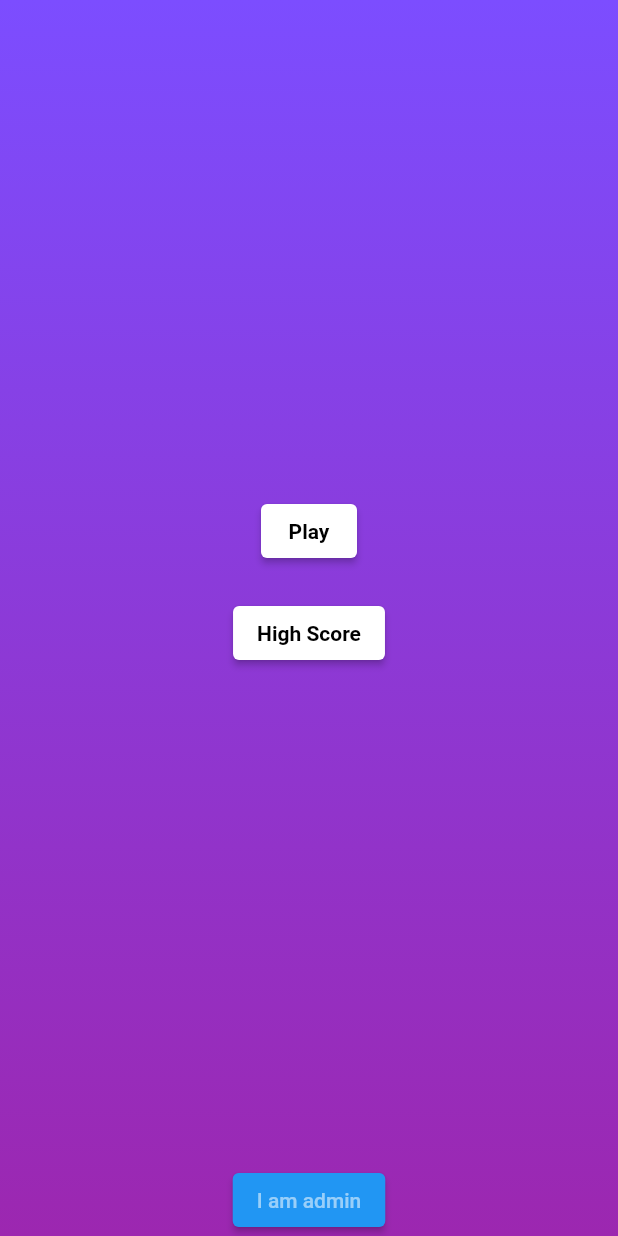
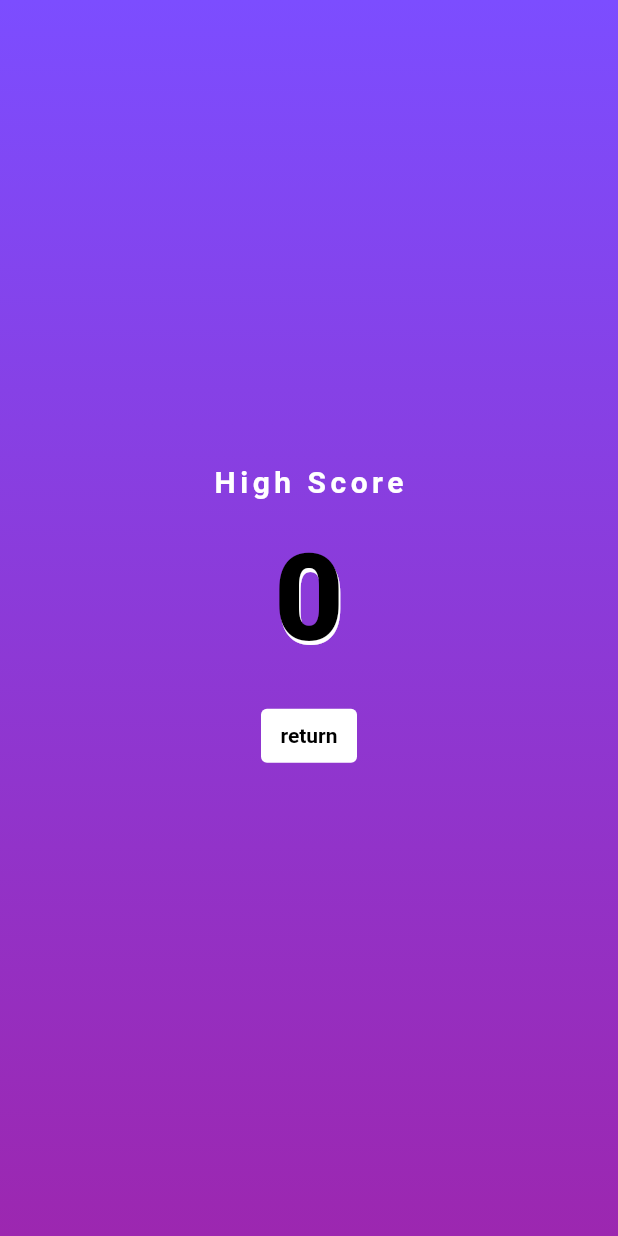
Before and after one commit to mUmarBaloch/QuizApp, a Flutter app: the screen it shows after launch, after a tap on "High Score", on a phone screen of 412 x 824 dp. Run offline on Flutter 3.47's test engine with Material 2 defaults, Android fonts, the phone set to English and light mode, and no system bars; our stand-ins replace shared_preferences.

Commit message:
added highScore

```diff
--- /dev/null
+++ b/lib/Features/basics/views/high_score_screen.dart
@@ -0,0 +1,54 @@
+import 'package:basic_app/core/data/temp_data.dart';
+import 'package:basic_app/shared/styles.dart';
+import 'package:flutter/material.dart';
+
+class HighScore extends StatelessWidget {
+  const HighScore({Key? key}) : super(key: key);
+
+  @override
+  Widget build(BuildContext context) {
+    return Scaffold(
+      body: Container(
+        width: double.maxFinite,
+        height: double.maxFinite,
+        decoration: containerDecoration(),
+        child: Wrap(
+          spacing: 20,
+          runAlignment: WrapAlignment.center,
+          crossAxisAlignment: WrapCrossAlignment.center,
+          direction: Axis.vertical,
+          alignment: WrapAlignment.center,
+          children: [
+            SafeArea(
+                child: Text(
+              'High Score',
+              style: TextStyle(
+                  letterSpacing: 3,
+                  fontSize: 20,
+                  fontWeight: FontWeight.w600,
+                  color: Colors.white),
+            )),
+            Text(
+              '$highScore',
+              style: TextStyle(
+                  fontSize: 80,
+                  letterSpacing: 1,
+                  fontWeight: FontWeight.w900,
+                  color: Colors.black,
+                  shadows: [
+                    Shadow(
+                      offset: Offset(1, 3),
+                      color: Colors.white,
+                    )
+                  ]),
+            ),
+            TextButton(
+                style: simpleButton(),
+                onPressed: () => Navigator.pop(context),
+                child: Text('return'))
+          ],
+        ),
+      ),
+    );
+  }
+}
--- a/lib/Features/quiz/controller/logics.dart
+++ b/lib/Features/quiz/controller/logics.dart
@@ -0,0 +1,9 @@
+import 'package:basic_app/core/data/local_db.dart';
+import 'package:basic_app/core/data/temp_data.dart';
+
+highScoreLogic() async {
+  if (score > highScore) {
+    highScore = score;
+    await LocalDb().setHighScore();
+  }
+}
--- a/lib/Features/quiz/view/result.dart
+++ b/lib/Features/quiz/view/result.dart
@@ -1,3 +1,4 @@
+import 'package:basic_app/Features/quiz/controller/logics.dart';
 import 'package:basic_app/core/data/temp_data.dart';
 import 'package:basic_app/home_page.dart';
 import 'package:basic_app/shared/styles.dart';
@@ -8,6 +9,7 @@ class Result extends StatelessWidget {
 
   @override
   Widget build(BuildContext context) {
+    highScoreLogic();
     return Scaffold(
       body: Container(
         height: double.infinity,
@@ -38,7 +40,7 @@ class Result extends StatelessWidget {
                 height: 20,
               ),
               Text(
-                "Highest Score : ('under development')",
+                "Highest Score : $highScore",
                 style: TextStyle(
                     color: Colors.white,
                     fontSize: 18,
--- a/lib/core/data/local_db.dart
+++ b/lib/core/data/local_db.dart
@@ -2,6 +2,7 @@ import 'dart:convert';
 
 import 'package:basic_app/core/data/temp_data.dart';
 import 'package:basic_app/core/model/quiz_model.dart';
+import 'package:flutter/widgets.dart';
 import 'package:shared_preferences/shared_preferences.dart';
 
 class LocalDb {
@@ -17,10 +18,14 @@ class LocalDb {
     await preferences?.setStringList('quizList', encoded);
   }
 
-  Future<List<Quiz>> getData() async {
-    var getFromPref = preferences?.getStringList('quizList');
+  setHighScore() async => await preferences?.setInt('highScore', highScore);
+  Future getData() async {
+    var getQuizFromPref = preferences?.getStringList('quizList');
+    var getHighScore = preferences?.getInt('highScore');
     await Future.delayed(Duration(seconds: 2));
-    var decoded = getFromPref?.map((e) => Quiz.fromMap(jsonDecode(e))).toList();
-    return quizList = decoded ?? quizList;
+    var decoded =
+        getQuizFromPref?.map((e) => Quiz.fromMap(jsonDecode(e))).toList();
+    quizList = decoded ?? quizList;
+    highScore = getHighScore ?? highScore;
   }
 }
--- a/lib/core/data/temp_data.dart
+++ b/lib/core/data/temp_data.dart
@@ -2,7 +2,7 @@ import '../model/quiz_model.dart';
 import '../model/quiz_option_model.dart';
 
 int score = 0;
-
+int highScore = 0;
 List<Quiz> quizList = [
   Quiz(question: 'Lenovo is a Tech company', options: [
     QuizOption(option: 'Yes!', score: 5),
--- a/lib/home_page.dart
+++ b/lib/home_page.dart
@@ -1,4 +1,5 @@
 import 'package:basic_app/Features/admin/view/quiz_list_screen.dart';
+import 'package:basic_app/Features/basics/views/high_score_screen.dart';
 import 'package:basic_app/Features/quiz/view/quiz_screen.dart';
 import 'package:basic_app/shared/styles.dart';
 import 'package:flutter/material.dart';
@@ -16,11 +17,11 @@ class HomePage extends StatelessWidget {
             children: [
               Expanded(
                   child: buttons(
-                      onPlay: () => Navigator.push(
-                          context,
-                          MaterialPageRoute(
-                              builder: (context) => QuizScreen())),
-                      onHighScore: () {})),
+                onPlay: () => Navigator.push(context,
+                    MaterialPageRoute(builder: (context) => QuizScreen())),
+                onHighScore: () => Navigator.push(context,
+                    MaterialPageRoute(builder: (context) => HighScore())),
+              )),
               ElevatedButton(
                 onPressed: () => Navigator.push(context,
                     MaterialPageRoute(builder: (context) => QuizListScreen())),
--- a/lib/main.dart
+++ b/lib/main.dart
@@ -1,3 +1,4 @@
+import 'package:basic_app/Features/basics/views/high_score_screen.dart';
 import 'package:basic_app/core/data/local_db.dart';
 import 'package:flutter/material.dart';
 
```
